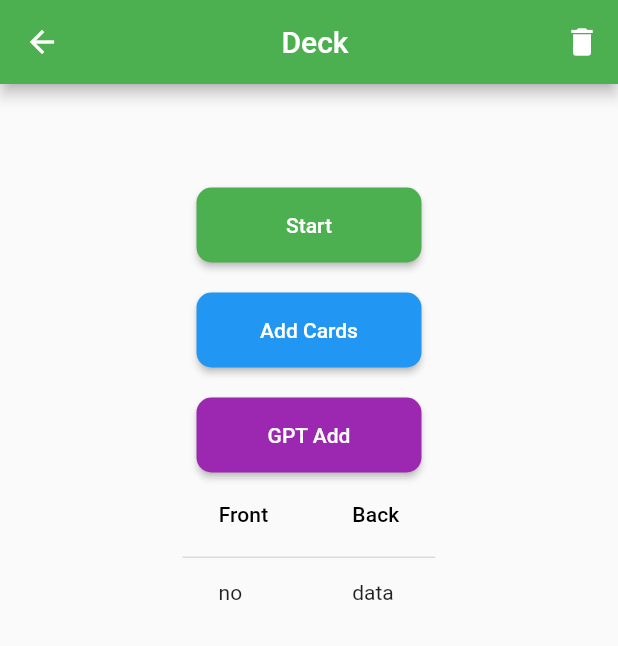
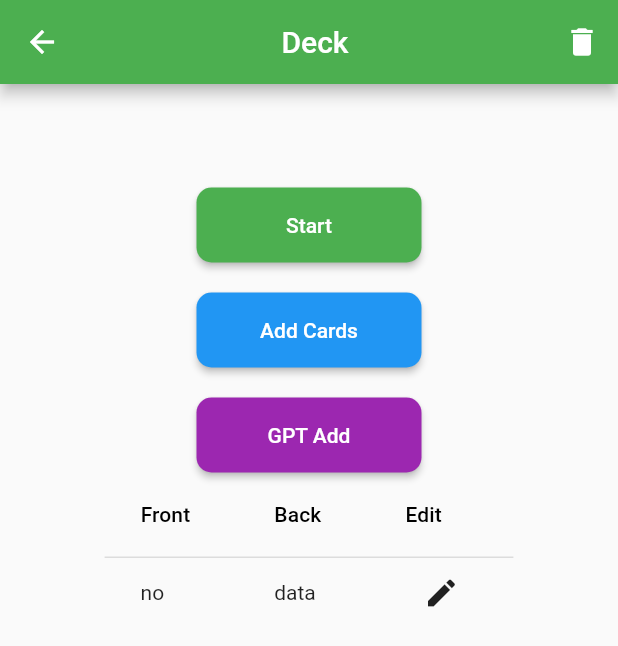
Before and after one commit to SynapseProgramming/membit, a Flutter app: the DeckMenuScreen screen opened directly with empty values, on a phone screen of 412 x 824 dp. Shown: the top 646 px of the screen. Run offline on Flutter 3.47's test engine with Material 2 defaults, Android fonts, the phone set to English and light mode, and no system bars; our stand-ins replace auto_route, envied, isar; missing offline and left inert: dart_openai; accounts and stored records are empty; generated files the repository leaves out were written again.

Commit message:
Added in edit button for table

```diff
--- a/lib/deckmenuscreen.dart
+++ b/lib/deckmenuscreen.dart
@@ -273,12 +273,20 @@ class _DeckMenuScreenState extends State<DeckMenuScreen> {
   List<DataColumn> _columns() {
     return [
       const DataColumn(label: Text('Front')),
-      const DataColumn(label: Text('Back'))
+      const DataColumn(label: Text('Back')),
+      const DataColumn(label: Text('Edit'))
     ];
   }
 
   List<DataRow> rows = [
-    const DataRow(cells: [DataCell(Text("no")), DataCell(Text("data"))])
+    DataRow(cells: [
+      DataCell(Text("no")),
+      DataCell(Text("data")),
+      DataCell(IconButton(
+        icon: Icon(Icons.edit),
+        onPressed: () => null,
+      ))
+    ])
   ];
 
   Future<void> getRows(IsarDb db) async {
@@ -288,8 +296,14 @@ class _DeckMenuScreenState extends State<DeckMenuScreen> {
     setState(() {
       rows.clear();
       rows = cards
-          .map((e) =>
-              DataRow(cells: [DataCell(Text(e.front)), DataCell(Text(e.back))]))
+          .map((e) => DataRow(cells: [
+                DataCell(Text(e.front)),
+                DataCell(Text(e.back)),
+                DataCell(IconButton(
+                  icon: Icon(Icons.edit),
+                  onPressed: () => print("pressed"),
+                ))
+              ]))
           .toList();
     });
   }
```
